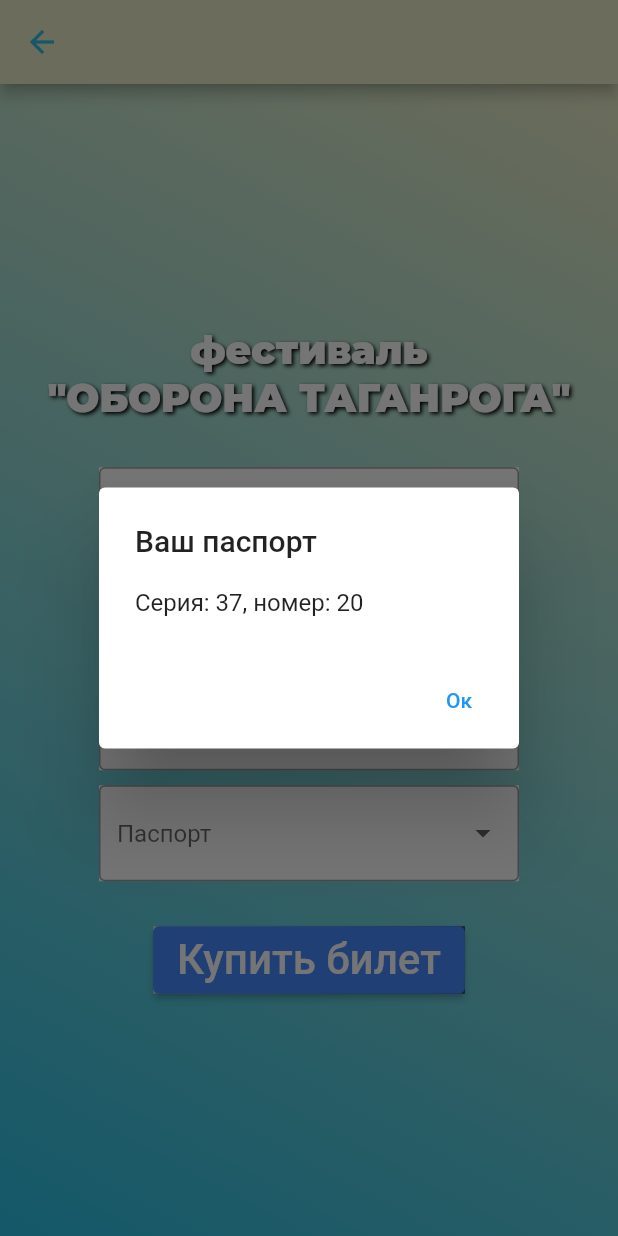
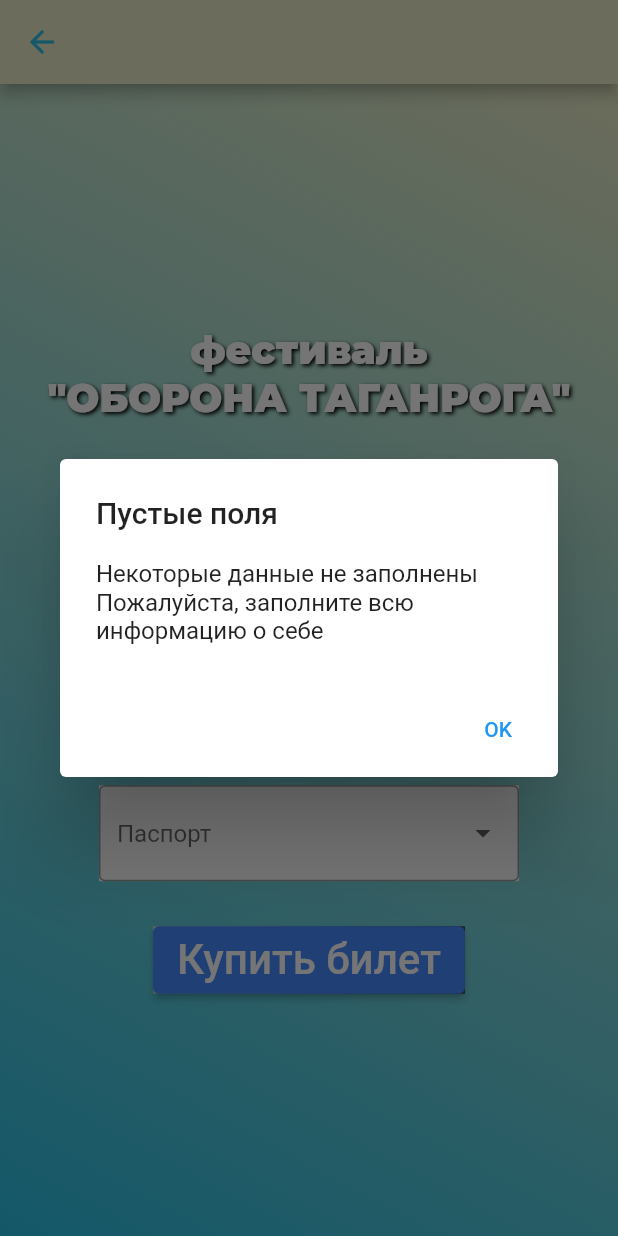
Before and after one commit to Maxim-Magin/CyberGarden, a Flutter app: the TicketBuyPage screen opened directly with empty values, after a tap on "Купить билет", on a phone screen of 412 x 824 dp. Run offline on Flutter 3.47's test engine with Material 2 defaults, Android fonts, the phone set to English and light mode, and no system bars; our stand-ins replace image_picker.

Commit message:
add error processing

```diff
--- a/taganrog_defence/lib/Screens/buy_ticket_page/buy_ticket_ui.dart
+++ b/taganrog_defence/lib/Screens/buy_ticket_page/buy_ticket_ui.dart
@@ -197,6 +197,10 @@ class _TicketBuyPageState extends State<TicketBuyPage> {
                         ),
                       ),
                       onPressed: () {
+                        if((_nameTextController.value.text == '')||
+                            (_phoneTextController.value.text ==''))
+                          _showEmptyFieldDialog();
+                        else
                         showDialog<void>(
                             context: context,
                             barrierDismissible: false,
@@ -235,31 +239,6 @@ class _TicketBuyPageState extends State<TicketBuyPage> {
                                     onPressed: () {
                                       Navigator.pop(context);
                                       Navigator.pop(context);
-                                      // Navigator.of(context)
-                                      //     .push(PageRouteBuilder(
-                                      //   pageBuilder: (context, animation,
-                                      //           secondaryAnimation) =>
-                                      //       BlocProvider(
-                                      //     child: LogInPage(),
-                                      //     bloc: LogInBloc(),
-                                      //   ),
-                                      //   transitionsBuilder: (context, animation,
-                                      //       secondaryAnimation, child) {
-                                      //     return ScaleTransition(
-                                      //       scale: Tween<double>(
-                                      //         begin: 0.0,
-                                      //         end: 1.0,
-                                      //       ).animate(
-                                      //         CurvedAnimation(
-                                      //           parent: animation,
-                                      //           curve: Curves.fastOutSlowIn,
-                                      //         ),
-                                      //       ),
-                                      //       alignment: Alignment.center,
-                                      //       child: child,
-                                      //     );
-                                      //   },
-                                      // ));
                                     },
                                   ),
                                 ],
@@ -276,4 +255,60 @@ class _TicketBuyPageState extends State<TicketBuyPage> {
       ),
     );
   }
+
+  Future<void> _showMyDialog() async {
+    return showDialog<void>(
+      context: context,
+      barrierDismissible: false, // user must tap button!
+      builder: (BuildContext context) {
+        return AlertDialog(
+          title: Text('Пользователь существует'),
+          content: SingleChildScrollView(
+            child: ListBody(
+              children: <Widget>[
+                Text('A user with this username already exists'),
+                Text('Please choose a different username'),
+              ],
+            ),
+          ),
+          actions: <Widget>[
+            TextButton(
+              child: Text('OK'),
+              onPressed: () {
+                Navigator.of(context).pop();
+              },
+            ),
+          ],
+        );
+      },
+    );
+  }
+
+  Future<void> _showEmptyFieldDialog() async {
+    return showDialog<void>(
+      context: context,
+      barrierDismissible: false, // user must tap button!
+      builder: (BuildContext context) {
+        return AlertDialog(
+          title: Text('Пустые поля'),
+          content: SingleChildScrollView(
+            child: ListBody(
+              children: <Widget>[
+                Text('Некоторые данные не заполнены'),
+                Text('Пожалуйста, заполните всю информацию о себе'),
+              ],
+            ),
+          ),
+          actions: <Widget>[
+            TextButton(
+              child: Text('OK'),
+              onPressed: () {
+                Navigator.of(context).pop();
+              },
+            ),
+          ],
+        );
+      },
+    );
+  }
 }
--- a/taganrog_defence/lib/Screens/home_page/home_page_ui.dart
+++ b/taganrog_defence/lib/Screens/home_page/home_page_ui.dart
@@ -887,4 +887,5 @@ class _HomePageState extends State<HomePage> {
       ],
     );
   }
+
 }
--- a/taganrog_defence/lib/Screens/log_in_page/log_in_ui.dart
+++ b/taganrog_defence/lib/Screens/log_in_page/log_in_ui.dart
@@ -281,4 +281,6 @@ class _LogInPageState extends State<LogInPage> {
       ),
     );
   }
+
+
 }
```
Also changed, not shown: 1 other file.
